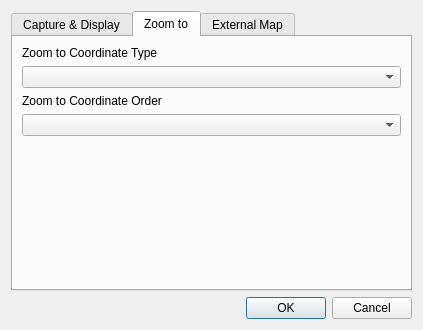
First picture: the form in ui/latLonSettings.ui, repository NationalSecurityAgency/qgis-latlontools-plugin, before the edit.
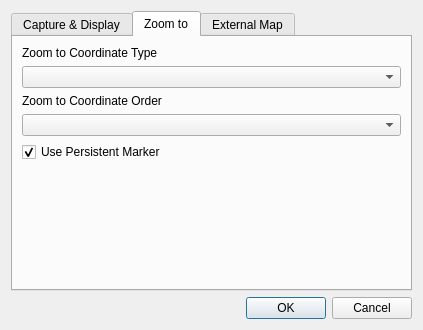
Second picture: the form after the edit. The open tabs and pages were chosen to show the change.

Commit message: Added setting to turn on/off marker persistence

```diff
--- a/ui/latLonSettings.ui
+++ b/ui/latLonSettings.ui
@@ -126,6 +126,16 @@
        <item>
         <widget class="QComboBox" name="zoomToCoordOrderComboBox"/>
        </item>
+       <item>
+        <widget class="QCheckBox" name="persistentMarkerCheckBox">
+         <property name="text">
+          <string>Use Persistent Marker</string>
+         </property>
+         <property name="checked">
+          <bool>true</bool>
+         </property>
+        </widget>
+       </item>
        <item>
         <spacer name="verticalSpacer_2">
          <property name="orientation">
```
The commit also changes 2 other files.
